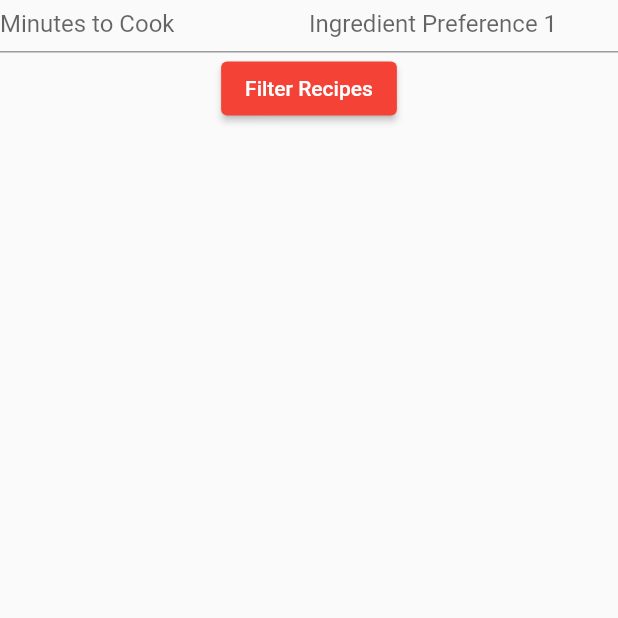
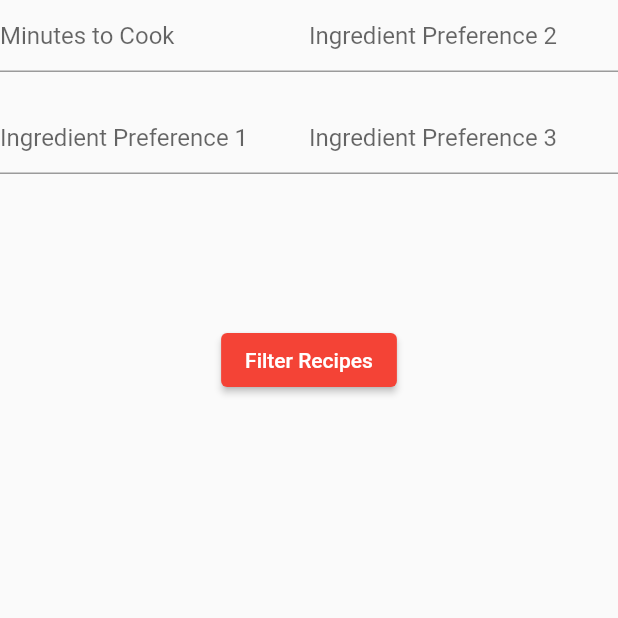
Before and after one commit to Court247/myrecipeapp, a Flutter app: the SearchPages screen opened directly, on a phone screen of 412 x 824 dp, the top half of it. Run offline on Flutter 3.47's test engine with Material 2 defaults, Android fonts, the phone set to English and light mode, and no system bars; our stand-ins replace animated_text_kit, cloud_firestore, file_picker, firebase_auth, firebase_core, firebase_storage and 2 more; missing offline and left inert: favorite_button; accounts and stored records are empty; network calls fail.

Commit message:
added carloschanges to recipeDetails and search

```diff
--- a/recipeapp/lib/createaccount.dart
+++ b/recipeapp/lib/createaccount.dart
@@ -61,7 +61,7 @@ class _CreateAccountPageState extends State<CreateAccountPage> {
           'favorites': [],
           'location': _loc.currentState!.value!,
           'uid': user.uid,
-          'photoURL': '',
+          'profileImage': '',
         });
         success();
       }
--- a/recipeapp/lib/post.dart
+++ b/recipeapp/lib/post.dart
@@ -10,13 +10,13 @@ class Post {
   int isLiked = 0;
   int isDisliked = 0;
 
-  Post({required this.poster, required this.posts, this.posterID});
+  Post({this.poster, required this.posts, this.posterID});
 
 //this is the method that converts the json data to a recipe object
   factory Post.fromJson(Map<String, dynamic> json) {
     return Post(
       posterID: json['posterID'],
-      poster: json['poster'],
+      //poster: json['poster'],
       posts: Recipe.fromJson(json['posts']),
     );
   }
--- a/recipeapp/lib/search.dart
+++ b/recipeapp/lib/search.dart
@@ -1,7 +1,12 @@
 import 'package:cloud_firestore/cloud_firestore.dart';
+import 'package:firebase_auth/firebase_auth.dart';
+import 'package:favorite_button/favorite_button.dart';
+import 'package:firebase_core/firebase_core.dart';
 import 'package:flutter/material.dart';
 import 'package:provider/provider.dart';
-
+import 'favoriteProvider.dart';
+import 'postprovider.dart';
+import 'post.dart';
 import 'recipeDetails.dart';
 
 class SearchPage extends StatelessWidget {
@@ -27,8 +32,7 @@ class SearchPages extends StatefulWidget {
 
 class _SearchPagesState extends State<SearchPages> {
   final TextEditingController minutesToCookController = TextEditingController();
-  final List<TextEditingController> ingredientPreferenceControllers =
-      List.generate(4, (_) => TextEditingController());
+  final List<TextEditingController> ingredientPreferenceControllers = List.generate(4, (_) => TextEditingController());
   List recipeList = [];
   String ifnull =
       'https://firebasestorage.googleapis.com/v0/b/recipeapp-3ab43.appspot.com/o/images%2F1000_F_251955356_FAQH0U1y1TZw3ZcdPGybwUkH90a3VAhb.jpg?alt=media&token=091b00f6-a4a8-4a4a-b66f-60e8978fb471&_gl=1*1dfhnga*_ga*MTM5MTUxODI4My4xNjk4NTE4MjUw*_ga_CW55HF8NVT*MTY5OTM1MTA4OS40MS4xLjE2OTkzNTQ2MzMuMTAuMC4w';
@@ -69,9 +73,10 @@ class _SearchPagesState extends State<SearchPages> {
     print('USER MINUTES $minutesToCook');
     print('USER PREFERENCES $ingredientPreferences');
 
-    var dbF = Provider.of<FirebaseFirestore>(context, listen: false);
+    var dbF = Provider.of<FirebaseFirestore>(context, listen:false);
     dbF.collection('recipes').get().then((querySnapshot) {
-      final suggestions = querySnapshot.docs.where((recipeDoc) {
+      final suggestions = querySnapshot.docs
+          .where((recipeDoc) {
         final recipe = recipeDoc.data();
         // print(recipe);for debugging
         final recipeCookingTime = recipe['minutes'];
@@ -83,11 +88,11 @@ class _SearchPagesState extends State<SearchPages> {
 
         final meetsCookingTime = recipeCookingTime <= minutesToCook;
         //print("Meets cooking time! $meetsCookingTime");
-        final hasMatchingIngredients = ingredientPreferences
-            .any((ingredient) => recipeIngredients.contains(ingredient));
+        final hasMatchingIngredients = ingredientPreferences.every((ingredient) => recipeIngredients.contains(ingredient)); //every ingredient must match
         print("has Matching ingredients $hasMatchingIngredients");
         return meetsCookingTime && hasMatchingIngredients;
-      }).toList();
+      })
+          .toList();
 
       print('Filtered Recipes: $suggestions');
       //updates the list with the filtered recipes
@@ -101,35 +106,59 @@ class _SearchPagesState extends State<SearchPages> {
   @override
   Widget build(BuildContext context) {
     return Scaffold(
+      resizeToAvoidBottomInset: false,
       body: Column(
         mainAxisAlignment: MainAxisAlignment.start,
         mainAxisSize: MainAxisSize.max,
         children: [
           SizedBox(
-            height: 35,
+            height: 116,
             child: Row(
               children: [
                 Expanded(
-                  child: TextFormField(
+                  flex: 1,
+                  child: Column(
+                    children: [
+                      TextFormField(
                         controller: minutesToCookController,
                         keyboardType: TextInputType.number,
                         decoration: InputDecoration(
                           hintText: 'Minutes to Cook',
                         ),
                       ),
-                ),
-                for (int i = 0; i < 1; i++)
-                  Expanded(
-                    child: TextFormField(
-                      controller: ingredientPreferenceControllers[i],
+                      SizedBox(height: 20), // Adjust as needed for spacing
+                      TextFormField(
+                        controller: ingredientPreferenceControllers[0],
                         decoration: InputDecoration(
-                        hintText: 'Ingredient Preference ${i + 1}',
-                      ),
+                          hintText: 'Ingredient Preference 1',
                         ),
                       ),
                     ],
                   ),
                 ),
+                Expanded(
+                  child: Column(
+                    children: [
+                      TextFormField(
+                        controller: ingredientPreferenceControllers[1],
+                        decoration: InputDecoration(
+                          hintText: 'Ingredient Preference 2',
+                        ),
+                      ),
+                      SizedBox(height: 20), // Adjust as needed for spacing
+                      TextFormField(
+                        controller: ingredientPreferenceControllers[2],
+                        decoration: InputDecoration(
+                          hintText: 'Ingredient Preference 3',
+                        ),
+                      ),
+                    ],
+                  ),
+                ),
+              ],
+            ),
+          ),
+          SizedBox(height: 100), // Adjust as needed for spacing
           ElevatedButton(
             onPressed: filterRecipes,
             child: Text('Filter Recipes'),
@@ -146,7 +175,6 @@ class _SearchPagesState extends State<SearchPages> {
                     fit: BoxFit.cover,
                   ),
                   title: Text(r['recipeName']),
-                  //trailing: _like(r),
                   onTap: () {
                     // Navigate to the Recipe Details screen when tapped
                     Navigator.push(
--- a/recipeapp/lib/userProfileScreen.dart
+++ b/recipeapp/lib/userProfileScreen.dart
@@ -83,7 +83,7 @@ class _UserProfileScreenState extends State<UserProfileScreen> {
                               right: 0,
                               child: InkWell(
                                 onTap: () => _updateProfilePicture(context),
-                                child: CircleAvatar(
+                                child: const CircleAvatar(
                                   radius: 30,
                                   //while waiting to display the profile picture
                                   //the circle avatar background color will be red
```
Also changed, not shown: recipeapp/lib/displayrecipe.dart (+19 -28 lines), recipeapp/lib/recipeDetails.dart (+49 -20 lines), recipeapp/lib/recipepage.dart (+24 -3 lines). Lines whose indentation alone changed are shown as unchanged.
